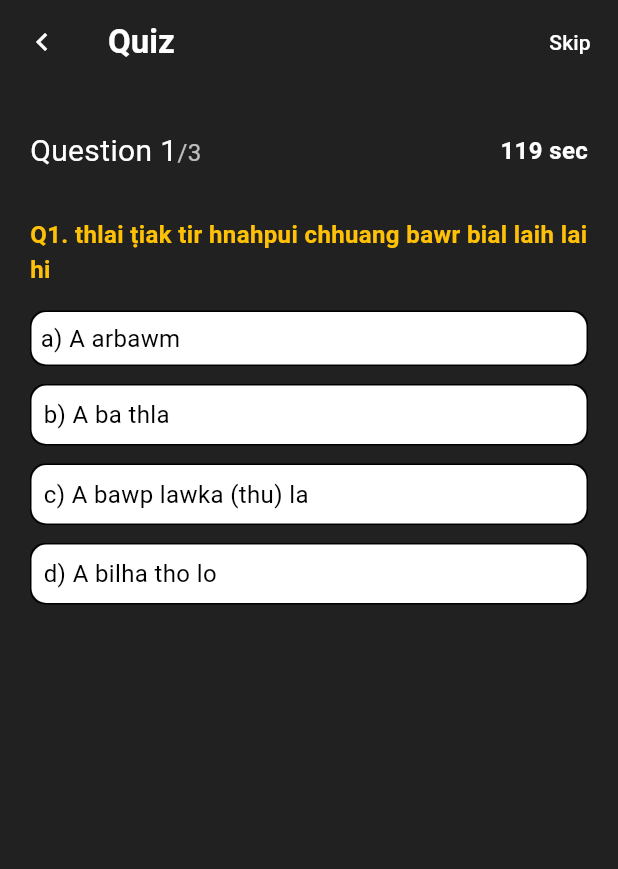
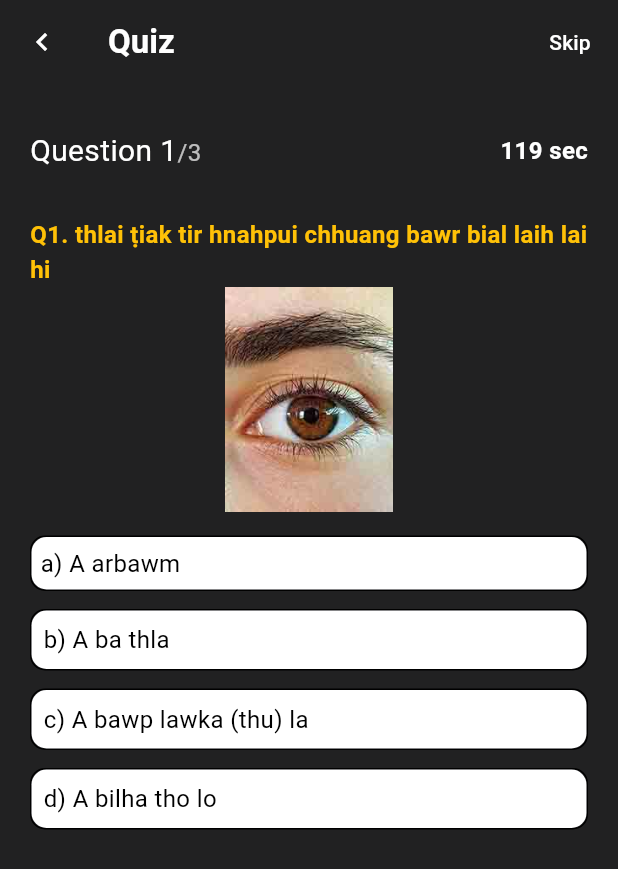
Before and after one commit to Hpa-2022/late2023, a Flutter app: the screen it shows after launch, after a tap on "Quiz Second", on a phone screen of 412 x 824 dp. Shown: the top 869 px of the screen. Run offline on Flutter 3.47's test engine with Material 3 defaults, Android fonts, the phone set to English and light mode, and no system bars; our stand-ins replace connectivity_plus, get, google_fonts, google_mobile_ads, internet_connection_checker, webview_flutter; missing offline and left inert: flutter_inappwebview.

Commit message:
Added new page and images file

```diff
--- a/lib/Page/Quiz2/data.dart
+++ b/lib/Page/Quiz2/data.dart
@@ -2,10 +2,16 @@ import 'package:late2023/Page/Quiz2/model.dart';
 
 class Data {
   List<Model> data = [
-    Model(0, "thlai ṭiak tir hnahpui chhuang bawr bial laih lai hi", "A arbawm",
-        "A ba thla", "A bawp lawka (thu) la", "A bilha tho lo", "a"),
     Model(
-        0,
+        "images/body1.jpg",
+        "thlai ṭiak tir hnahpui chhuang bawr bial laih lai hi",
+        "A arbawm",
+        "A ba thla",
+        "A bawp lawka (thu) la",
+        "A bilha tho lo",
+        "a"),
+    Model(
+        "images/utensils60.jpg",
         "bâ, man nei si man pe lo va la pek leh tûra lei/lak. bâ, man nei si man pe lo va la pek leh tûra lei/lak. bâ, man nei si man pe lo va la pek leh tûra lei/lak. bâ, man nei si man pe lo va la pek leh tûra lei/lak.",
         "A bo a bâng awm lo A bo a bâng awm lo A bo a bâng awm lo A bo a bâng awm lo A bo a bâng awm lo",
         "A ba thla",
@@ -13,7 +19,7 @@ class Data {
         "A chhûn a zân",
         "b"),
     Model(
-        0,
+        "images/cgdec2017.jpg",
         "Thu a sawitu tum dan ni lo a, a kawi zawnga la, tum loh zawka lak kawih.",
         "Ar vuak sual ang",
         "Bang bo",
--- a/lib/Page/Quiz2/model.dart
+++ b/lib/Page/Quiz2/model.dart
@@ -1,6 +1,5 @@
 class Model {
-  String question, a, b, c, d, ans;
-  int img;
+  String img, question, a, b, c, d, ans;
 
   Model(this.img, this.question, this.a, this.b, this.c, this.d, this.ans);
 }
--- a/lib/Page/Quiz2/quiz_home.dart
+++ b/lib/Page/Quiz2/quiz_home.dart
@@ -13,8 +13,7 @@ class QuizSecondHome extends StatefulWidget {
 }
 
 class _QuizSecondHomeState extends State<QuizSecondHome> {
-  late String a, b, c, d, q, ans, answer;
-  late int img;
+  late String a, b, c, d, q, img, ans, answer;
   int point = 0, questionNo = 1;
   bool acorrect = false, bcorrect = false, ccorrect = false, dcorrect = false;
   Color abgBtnColor = Colors.white;
@@ -131,6 +130,13 @@ class _QuizSecondHomeState extends State<QuizSecondHome> {
                         color: Colors.amber),
                   ),
                 ),
+                img.isEmpty
+                    ? Container()
+                    : Center(
+                        child: Padding(
+                        padding: const EdgeInsets.symmetric(horizontal: 10.0),
+                        child: SizedBox(height: 150, child: Image.asset(img)),
+                      )),
                 const SizedBox(
                   height: 16,
                 ),
@@ -358,6 +364,8 @@ class _QuizSecondHomeState extends State<QuizSecondHome> {
   void questionSet() {
     if (point < data.length) {
       setState(() {
+        checking = false;
+
         q = data[point].question;
         a = data[point].a;
         b = data[point].b;
@@ -368,7 +376,7 @@ class _QuizSecondHomeState extends State<QuizSecondHome> {
         answer = ans;
 
         seconds = maxSeconds;
-        checking = false;
+
         abgBtnColor = Colors.white;
         bbgBtnColor = Colors.white;
         cbgBtnColor = Colors.white;
@@ -440,7 +448,7 @@ class _QuizSecondHomeState extends State<QuizSecondHome> {
           displayAns(answer);
       }
     }
-    Timer(const Duration(seconds: 3), questionSet);
+    Timer(const Duration(seconds: 2), questionSet);
   }
 
   void displayAns(String answer) {
--- a/lib/main.dart
+++ b/lib/main.dart
@@ -13,6 +13,8 @@ import 'package:late2023/Page/Webview/webview.dart';
 import 'package:late2023/Page/button_flutter.dart';
 import 'package:late2023/Page/stack_page.dart';
 import 'package:late2023/Page/timer_page.dart';
+import 'package:late2023/Parameter_Passing/parameter_passing.dart';
+import 'package:late2023/TabBarView/tabbar_view.dart';
 import 'package:late2023/Theme/theme.dart';
 
 void main() {
@@ -298,6 +300,46 @@ class _MyHomePageState extends State<MyHomePage> {
                 ),
               ),
             ),
+            Padding(
+              padding: const EdgeInsets.all(8.0),
+              child: Material(
+                borderRadius: const BorderRadius.all(Radius.circular(20)),
+                child: ListTile(
+                  title: const Text(
+                    'TabbarView',
+                  ),
+                  tileColor: Colors.red,
+                  onTap: () => Navigator.of(context).push(
+                    MaterialPageRoute(
+                        builder: (BuildContext context) =>
+                            const TabbarViewPage()),
+                  ),
+                  shape: const RoundedRectangleBorder(
+                      borderRadius: BorderRadius.all(Radius.circular(20))),
+                  selectedTileColor: Colors.orange[100],
+                ),
+              ),
+            ),
+            Padding(
+              padding: const EdgeInsets.all(8.0),
+              child: Material(
+                borderRadius: const BorderRadius.all(Radius.circular(20)),
+                child: ListTile(
+                  title: const Text(
+                    'Parameter Passign',
+                  ),
+                  tileColor: Colors.red,
+                  onTap: () => Navigator.of(context).push(
+                    MaterialPageRoute(
+                        builder: (BuildContext context) =>
+                            const ParameterPassingPage()),
+                  ),
+                  shape: const RoundedRectangleBorder(
+                      borderRadius: BorderRadius.all(Radius.circular(20))),
+                  selectedTileColor: Colors.orange[100],
+                ),
+              ),
+            ),
             Text('Click to floating Button for increment in $_counter'),
           ],
         ),
```
Also changed, not shown: lib/Parameter_Passing/parameter_passing.dart (added, +99 -0 lines), lib/Parameter_Passing/second_page.dart (added, +35 -0 lines), lib/TabBarView/tabbar_view.dart (added, +94 -0 lines), pubspec.yaml (+5 -2 lines), images/body1.jpg (added), images/cgdec2017.jpg (added), images/utensils60.jpg (added), pubspec.lock, 2 other files.
